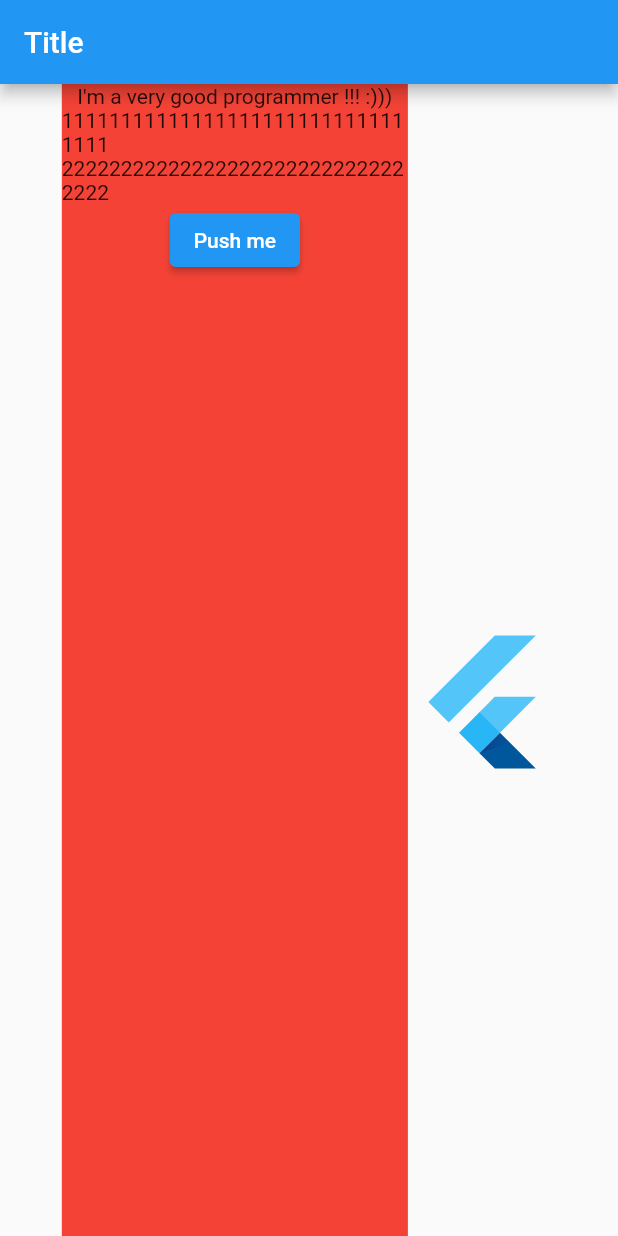
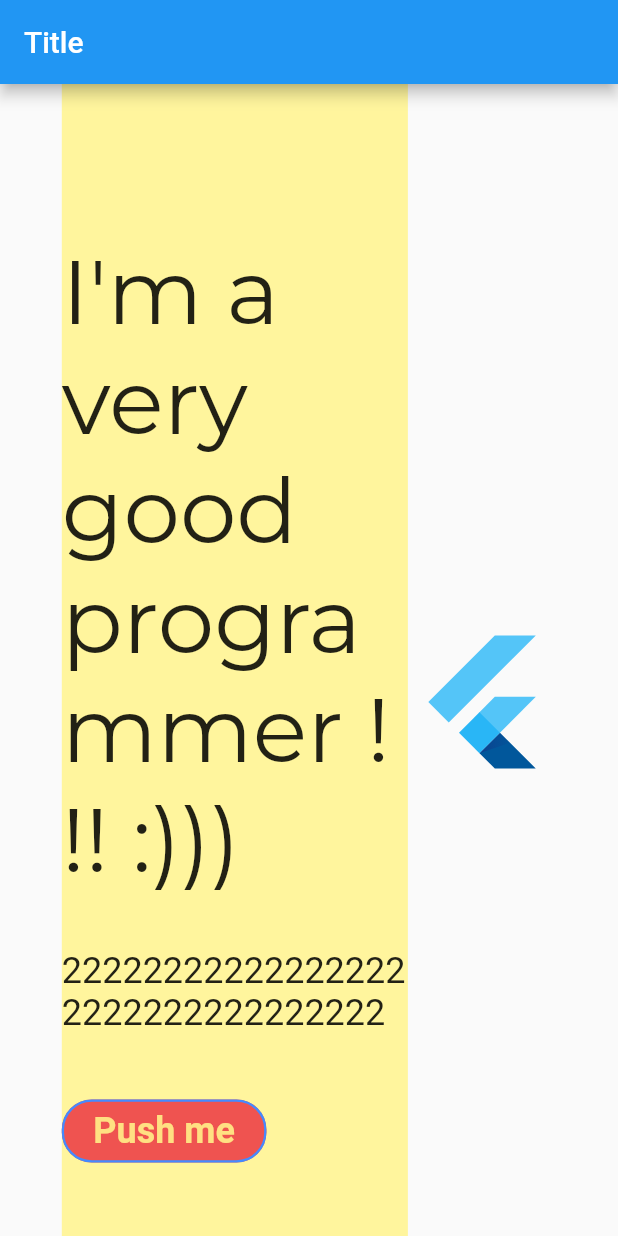
Before and after one commit to rubydenial/flutter_web, a Flutter app: the screen it shows after launch, on a phone screen of 412 x 824 dp. Run offline on Flutter 3.47's test engine with Material 2 defaults, Android fonts, the phone set to English and light mode, and no system bars; our stand-ins replace google_fonts.

Commit message:
009. Decoraded button

```diff
--- a/lib/desctop/desctop_view.dart
+++ b/lib/desctop/desctop_view.dart
@@ -1,4 +1,5 @@
 import 'package:flutter/material.dart';
+import 'package:google_fonts/google_fonts.dart';
 
 class DesctopView extends StatelessWidget {
   const DesctopView({Key? key}) : super(key: key);
@@ -20,14 +21,41 @@ class DesctopView extends StatelessWidget {
                   Container(
                     height: s.height,
                     width: (s.width - (s.width * 0.2)) * 0.70,
-                    color: Colors.red,
+                    color: Colors.yellow[200],
                     child: Column(
+                      mainAxisAlignment: MainAxisAlignment.center,
+                      crossAxisAlignment: CrossAxisAlignment.start,
                       children: [
-                        const Text('I\'m a very good programmer !!! :)))'),
-                        const Text('111111111111111111111111111111111'),
-                        const Text('222222222222222222222222222222222'),
-                        ElevatedButton(
-                          child: const Text('Push me'),
+                        Text(
+                          'I\'m a very good programmer !!! :)))',
+                          style: GoogleFonts.montserrat(fontSize: 60),
+                        ),
+                        const SizedBox(height: 37),
+                        const Text(
+                          '222222222222222222222222222222222',
+                          style: TextStyle(fontSize: 24),
+                        ),
+                        const SizedBox(height: 41),
+                        OutlinedButton(
+                          style: OutlinedButton.styleFrom(
+                            shape: const RoundedRectangleBorder(
+                                borderRadius:
+                                    BorderRadius.all(Radius.circular(20))),
+                            backgroundColor: Colors.red[400],
+                            side: const BorderSide(
+                                width: 1.5, color: Colors.blueAccent),
+                          ),
+                          child: Padding(
+                            padding: const EdgeInsets.symmetric(
+                                horizontal: 5, vertical: 7),
+                            child: Text(
+                              'Push me',
+                              style: TextStyle(
+                                  fontSize: 24,
+                                  fontWeight: FontWeight.bold,
+                                  color: Colors.amber[200]),
+                            ),
+                          ),
                           onPressed: () {},
                         )
                       ],
```
Also changed, not shown: pubspec.yaml (+4 -12 lines), pubspec.lock.
